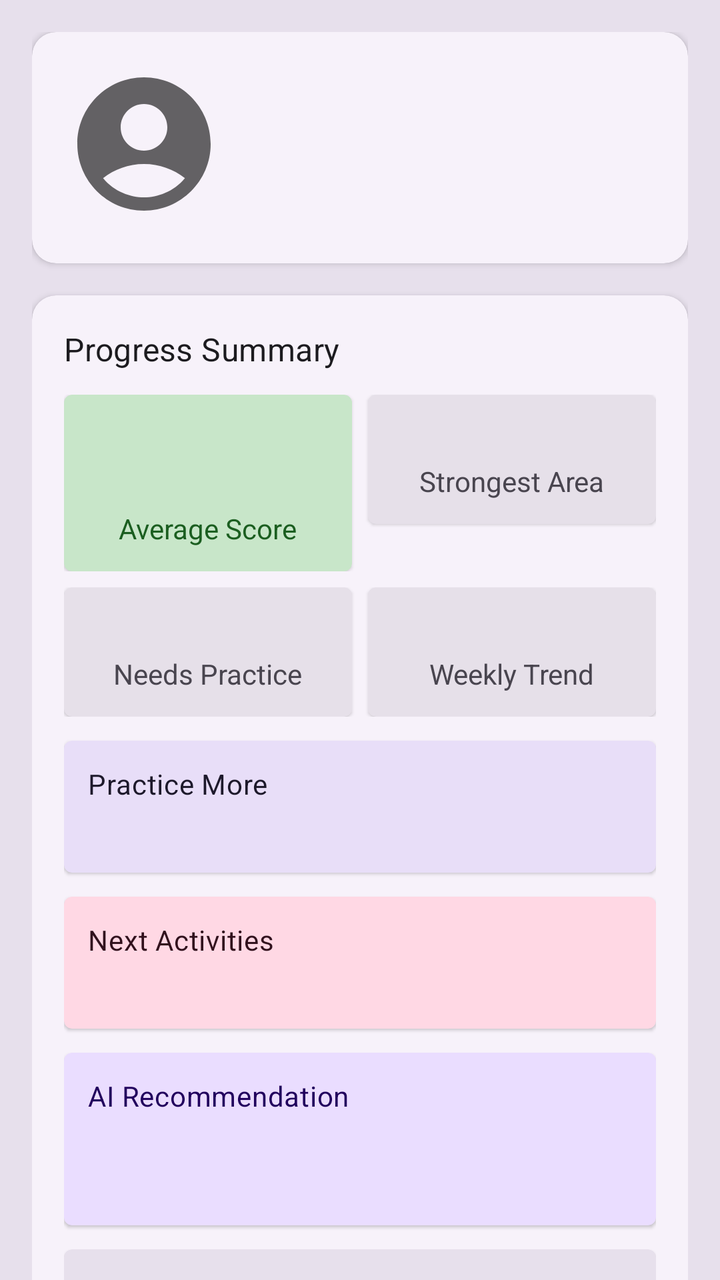
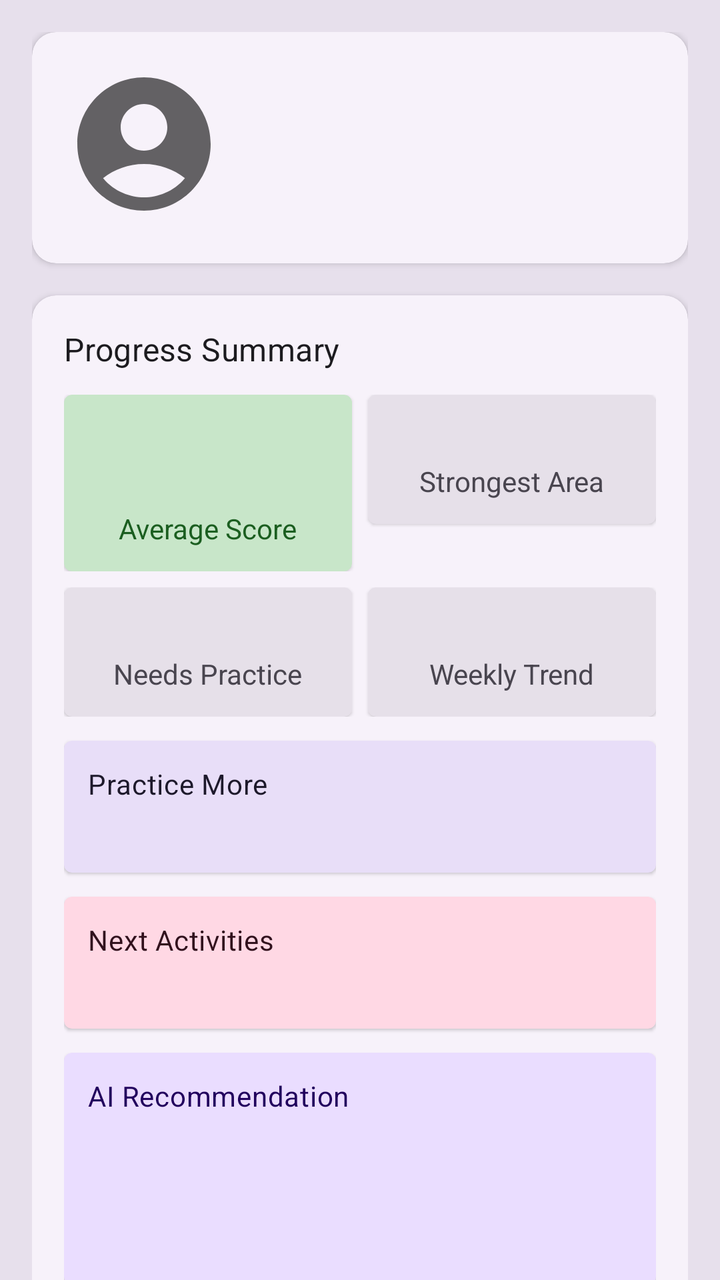

Compare the two renders of this Android layout. The source of the first and the diff that turns it into the second are given below.
<!-- AndroidManifest.xml: application theme Theme.PepperGPTIntegration -->
<!-- res/layout/fragment_child_profile.xml -->
<?xml version="1.0" encoding="utf-8"?>
<androidx.core.widget.NestedScrollView
    xmlns:android="http://schemas.android.com/apk/res/android"
    xmlns:app="http://schemas.android.com/apk/res-auto"
    xmlns:tools="http://schemas.android.com/tools"
    android:layout_width="match_parent"
    android:layout_height="match_parent"
    android:background="@color/surfaceVariant">

    <LinearLayout
        android:layout_width="match_parent"
        android:layout_height="wrap_content"
        android:orientation="vertical"
        android:padding="16dp">

        
        <com.google.android.material.card.MaterialCardView
            android:layout_width="match_parent"
            android:layout_height="wrap_content"
            app:cardBackgroundColor="@color/surfaceContainerLow"
            app:cardCornerRadius="12dp"
            app:cardElevation="2dp">

            <LinearLayout
                android:layout_width="match_parent"
                android:layout_height="wrap_content"
                android:orientation="horizontal"
                android:padding="16dp">

                <ImageView
                    android:id="@+id/childAvatar"
                    android:layout_width="80dp"
                    android:layout_height="80dp"
                    android:src="@drawable/ic_account"
                    android:contentDescription="Child avatar"
                    android:scaleType="centerCrop"
                    app:shapeAppearanceOverlay="@style/CircleImageView"/>

                <LinearLayout
                    android:layout_width="0dp"
                    android:layout_height="wrap_content"
                    android:layout_weight="1"
                    android:layout_marginStart="16dp"
                    android:orientation="vertical">

                    <TextView
                        android:id="@+id/childName"
                        android:layout_width="match_parent"
                        android:layout_height="wrap_content"
                        android:textAppearance="@style/TextAppearance.MaterialComponents.Headline5"
                        android:textColor="@color/onSurface"/>

                    <TextView
                        android:id="@+id/childAge"
                        android:layout_width="match_parent"
                        android:layout_height="wrap_content"
                        android:layout_marginTop="4dp"
                        android:textAppearance="@style/TextAppearance.MaterialComponents.Body1"
                        android:textColor="@color/onSurfaceVariant"/>

                    <TextView
                        android:id="@+id/diagnosisDate"
                        android:layout_width="match_parent"
                        android:layout_height="wrap_content"
                        android:layout_marginTop="4dp"
                        android:textAppearance="@style/TextAppearance.MaterialComponents.Body1"
                        android:textColor="@color/onSurfaceVariant"/>
                </LinearLayout>
            </LinearLayout>
        </com.google.android.material.card.MaterialCardView>

        
        <com.google.android.material.card.MaterialCardView
            android:layout_width="match_parent"
            android:layout_height="wrap_content"
            android:layout_marginTop="16dp"
            app:cardBackgroundColor="@color/surfaceContainerLow"
            app:cardCornerRadius="12dp"
            app:cardElevation="2dp">

            <LinearLayout
                android:layout_width="match_parent"
                android:layout_height="wrap_content"
                android:orientation="vertical"
                android:padding="16dp">

                <TextView
                    android:layout_width="match_parent"
                    android:layout_height="wrap_content"
                    android:text="Progress Summary"
                    android:textAppearance="@style/TextAppearance.MaterialComponents.Subtitle1"
                    android:textColor="@color/onSurface"/>

                <LinearLayout
                    android:layout_width="match_parent"
                    android:layout_height="wrap_content"
                    android:layout_marginTop="12dp"
                    android:orientation="horizontal">

                    <com.google.android.material.card.MaterialCardView
                        android:layout_width="0dp"
                        android:layout_height="wrap_content"
                        android:layout_weight="1"
                        app:cardBackgroundColor="@color/successContainer">

                        <LinearLayout
                            android:layout_width="match_parent"
                            android:layout_height="wrap_content"
                            android:orientation="vertical"
                            android:padding="12dp"
                            android:gravity="center">

                            <TextView
                                android:id="@+id/averageScore"
                                android:layout_width="wrap_content"
                                android:layout_height="wrap_content"
                                android:textAppearance="@style/TextAppearance.MaterialComponents.Headline4"
                                android:textColor="@color/onSuccessContainer"/>

                            <TextView
                                android:layout_width="wrap_content"
                                android:layout_height="wrap_content"
                                android:text="Average Score"
                                android:textColor="@color/onSuccessContainer"/>
                        </LinearLayout>
                    </com.google.android.material.card.MaterialCardView>

                    <Space android:layout_width="8dp" android:layout_height="1dp"/>

                    <com.google.android.material.card.MaterialCardView
                        android:layout_width="0dp"
                        android:layout_height="wrap_content"
                        android:layout_weight="1"
                        app:cardBackgroundColor="@color/surfaceContainerHigh">

                        <LinearLayout
                            android:layout_width="match_parent"
                            android:layout_height="wrap_content"
                            android:orientation="vertical"
                            android:padding="12dp"
                            android:gravity="center">

                            <TextView
                                android:id="@+id/strongestCategory"
                                android:layout_width="wrap_content"
                                android:layout_height="wrap_content"
                                android:textAppearance="@style/TextAppearance.MaterialComponents.Body1"
                                android:textColor="@color/onSurface"
                                android:maxLines="1"
                                android:ellipsize="end"/>

                            <TextView
                                android:layout_width="wrap_content"
                                android:layout_height="wrap_content"
                                android:text="Strongest Area"
                                android:textColor="@color/onSurfaceVariant"/>
                        </LinearLayout>
                    </com.google.android.material.card.MaterialCardView>
                </LinearLayout>

                <LinearLayout
                    android:layout_width="match_parent"
                    android:layout_height="wrap_content"
                    android:layout_marginTop="8dp"
                    android:orientation="horizontal">

                    <com.google.android.material.card.MaterialCardView
                        android:layout_width="0dp"
                        android:layout_height="wrap_content"
                        android:layout_weight="1"
                        app:cardBackgroundColor="@color/surfaceContainerHigh">

                        <LinearLayout
                            android:layout_width="match_parent"
                            android:layout_height="wrap_content"
                            android:orientation="vertical"
                            android:padding="12dp"
                            android:gravity="center">

                            <TextView
                                android:id="@+id/weakestCategory"
                                android:layout_width="wrap_content"
                                android:layout_height="wrap_content"
                                android:textAppearance="@style/TextAppearance.MaterialComponents.Body1"
                                android:textColor="@color/onSurface"
                                android:maxLines="1"
                                android:ellipsize="end"/>

                            <TextView
                                android:layout_width="wrap_content"
                                android:layout_height="wrap_content"
                                android:text="Needs Practice"
                                android:textColor="@color/onSurfaceVariant"/>
                        </LinearLayout>
                    </com.google.android.material.card.MaterialCardView>

                    <Space android:layout_width="8dp" android:layout_height="1dp"/>

                    <com.google.android.material.card.MaterialCardView
                        android:layout_width="0dp"
                        android:layout_height="wrap_content"
                        android:layout_weight="1"
                        app:cardBackgroundColor="@color/surfaceContainerHigh">

                        <LinearLayout
                            android:layout_width="match_parent"
                            android:layout_height="wrap_content"
                            android:orientation="vertical"
                            android:padding="12dp"
                            android:gravity="center">

                            <TextView
                                android:id="@+id/trendIndicator"
                                android:layout_width="wrap_content"
                                android:layout_height="wrap_content"
                                android:textAppearance="@style/TextAppearance.MaterialComponents.Body1"
                                android:textColor="@color/onSurface"/>

                            <TextView
                                android:layout_width="wrap_content"
                                android:layout_height="wrap_content"
                                android:text="Weekly Trend"
                                android:textColor="@color/onSurfaceVariant"/>
                        </LinearLayout>
                    </com.google.android.material.card.MaterialCardView>
                </LinearLayout>

                
                <com.google.android.material.card.MaterialCardView
                    android:layout_width="match_parent"
                    android:layout_height="wrap_content"
                    android:layout_marginTop="12dp"
                    app:cardBackgroundColor="@color/secondaryContainer">

                    <LinearLayout
                        android:layout_width="match_parent"
                        android:layout_height="wrap_content"
                        android:orientation="vertical"
                        android:padding="12dp">

                        <TextView
                            android:layout_width="match_parent"
                            android:layout_height="wrap_content"
                            android:text="Practice More"
                            android:textAppearance="@style/TextAppearance.MaterialComponents.Body2"
                            android:textColor="@color/onSecondaryContainer"/>

                        <TextView
                            android:id="@+id/practiceMoreText"
                            android:layout_width="match_parent"
                            android:layout_height="wrap_content"
                            android:layout_marginTop="4dp"
                            android:textColor="@color/onSecondaryContainer"/>
                    </LinearLayout>
                </com.google.android.material.card.MaterialCardView>

                
                <com.google.android.material.card.MaterialCardView
                    android:layout_width="match_parent"
                    android:layout_height="wrap_content"
                    android:layout_marginTop="12dp"
                    app:cardBackgroundColor="@color/tertiaryContainer">

                    <LinearLayout
                        android:layout_width="match_parent"
                        android:layout_height="wrap_content"
                        android:orientation="vertical"
                        android:padding="12dp">

                        <TextView
                            android:layout_width="match_parent"
                            android:layout_height="wrap_content"
                            android:text="Next Activities"
                            android:textAppearance="@style/TextAppearance.MaterialComponents.Body2"
                            android:textColor="@color/onTertiaryContainer"/>

                        <TextView
                            android:id="@+id/nextActivitiesText"
                            android:layout_width="match_parent"
                            android:layout_height="wrap_content"
                            android:layout_marginTop="4dp"
                            android:textColor="@color/onTertiaryContainer"/>
                    </LinearLayout>
                </com.google.android.material.card.MaterialCardView>

                
                <com.google.android.material.card.MaterialCardView
                    android:layout_width="match_parent"
                    android:layout_height="wrap_content"
                    android:layout_marginTop="12dp"
                    app:cardBackgroundColor="@color/primaryContainer">

                    <LinearLayout
                        android:layout_width="match_parent"
                        android:layout_height="wrap_content"
                        android:orientation="vertical"
                        android:padding="12dp">

                        <TextView
                            android:layout_width="match_parent"
                            android:layout_height="wrap_content"
                            android:text="AI Recommendation"
                            android:textAppearance="@style/TextAppearance.MaterialComponents.Body2"
                            android:textColor="@color/onPrimaryContainer"/>

                        <TextView
                            android:id="@+id/mlRecommendationText"
                            android:layout_width="match_parent"
                            android:layout_height="wrap_content"
                            android:layout_marginTop="4dp"
                            android:textColor="@color/onPrimaryContainer"/>

                        <TextView
                            android:id="@+id/confidenceScoreText"
                            android:layout_width="match_parent"
                            android:layout_height="wrap_content"
                            android:layout_marginTop="4dp"
                            android:textAppearance="@style/TextAppearance.MaterialComponents.Caption"
                            android:textColor="@color/onPrimaryContainer"/>
                    </LinearLayout>
                </com.google.android.material.card.MaterialCardView>

                
                <com.google.android.material.card.MaterialCardView
                    android:layout_width="match_parent"
                    android:layout_height="wrap_content"
                    android:layout_marginTop="12dp"
                    app:cardBackgroundColor="@color/surfaceVariant">

                    <LinearLayout
                        android:layout_width="match_parent"
                        android:layout_height="wrap_content"
                        android:orientation="vertical"
                        android:padding="12dp">

                        <TextView
                            android:layout_width="match_parent"
                            android:layout_height="wrap_content"
                            android:text="Keep Going!"
                            android:textAppearance="@style/TextAppearance.MaterialComponents.Body2"
                            android:textColor="@color/onSurfaceVariant"/>

                        <TextView
                            android:id="@+id/encouragementText"
                            android:layout_width="match_parent"
                            android:layout_height="wrap_content"
                            android:layout_marginTop="4dp"
                            android:textColor="@color/onSurfaceVariant"/>
                    </LinearLayout>
                </com.google.android.material.card.MaterialCardView>
            </LinearLayout>
        </com.google.android.material.card.MaterialCardView>

        
        <com.google.android.material.tabs.TabLayout
            android:id="@+id/tabLayout"
            android:layout_width="match_parent"
            android:layout_height="wrap_content"
            android:layout_marginTop="16dp"
            app:tabMode="scrollable"
            app:tabIndicatorColor="@color/primary"/>

        <androidx.viewpager2.widget.ViewPager2
            android:id="@+id/viewPager"
            android:layout_width="match_parent"
            android:layout_height="400dp"
            android:layout_marginTop="8dp"/>

        
        <com.google.android.material.card.MaterialCardView
            android:layout_width="match_parent"
            android:layout_height="wrap_content"
            android:layout_marginTop="16dp"
            app:cardBackgroundColor="@color/surfaceContainerLow"
            app:cardCornerRadius="12dp"
            app:cardElevation="2dp">

            <LinearLayout
                android:layout_width="match_parent"
                android:layout_height="wrap_content"
                android:orientation="vertical"
                android:padding="16dp">

                <TextView
                    android:layout_width="match_parent"
                    android:layout_height="wrap_content"
                    android:text="Notes"
                    android:textAppearance="@style/TextAppearance.MaterialComponents.Subtitle1"
                    android:textColor="@color/onSurface"/>

                <TextView
                    android:id="@+id/childNotes"
                    android:layout_width="match_parent"
                    android:layout_height="wrap_content"
                    android:layout_marginTop="8dp"
                    android:textColor="@color/onSurfaceVariant"
                    android:textAppearance="@style/TextAppearance.MaterialComponents.Body1"/>
            </LinearLayout>
        </com.google.android.material.card.MaterialCardView>
    </LinearLayout>
</androidx.core.widget.NestedScrollView>
<!-- resources referenced by this layout -->
<resources>
  <color name="onPrimaryContainer">#21005D</color>
  <color name="onSecondaryContainer">#1D192B</color>
  <color name="onSuccessContainer">#1B5E20</color>
  <color name="onSurface">#1C1B1F</color>
  <color name="onSurfaceVariant">#49454F</color>
  <color name="onTertiaryContainer">#31111D</color>
  <color name="primary">#6750A4</color>
  <color name="primaryContainer">#EADDFF</color>
  <color name="secondaryContainer">#E8DEF8</color>
  <color name="successContainer">#C8E6C9</color>
  <color name="surfaceContainerHigh">#E6E0E9</color>
  <color name="surfaceContainerLow">#F7F2FA</color>
  <color name="surfaceVariant">#E7E0EC</color>
  <color name="tertiaryContainer">#FFD8E4</color>
  <!-- drawable ic_account (drawable) -->
  <vector xmlns:android="http://schemas.android.com/apk/res/android"
      android:width="24dp"
      android:height="24dp"
      android:viewportWidth="24"
      android:viewportHeight="24"
      android:tint="?attr/colorControlNormal">
    <path
        android:fillColor="@android:color/white"
        android:pathData="M12,2C6.48,2 2,6.48 2,12s4.48,10 10,10s10,-4.48 10,-10S17.52,2 12,2zM12,6c1.93,0 3.5,1.57 3.5,3.5S13.93,13 12,13s-3.5,-1.57 -3.5,-3.5S10.07,6 12,6zM12,20c-2.03,0 -4.43,-0.82 -6.14,-2.88C7.55,15.8 9.68,15 12,15s4.45,0.8 6.14,2.12C16.43,19.18 14.03,20 12,20z"/>
  </vector>
  <style name="CircleImageView" parent="ShapeAppearance.MaterialComponents.MediumComponent">
          <item name="cornerFamily">rounded</item>
          <item name="cornerSize">50%</item>
      </style>
  <style name="Theme.PepperGPTIntegration" parent="Theme.MaterialComponents.DayNight.DarkActionBar">
          
          <item name="colorPrimary">#6EC6FF</item>
          <item name="colorPrimaryVariant">@color/purple_700</item>
          <item name="colorOnPrimary">@color/white</item>
          
          <item name="colorSecondary">@color/teal_200</item>
          <item name="colorSecondaryVariant">@color/teal_700</item>
          <item name="colorOnSecondary">@color/black</item>
  
          
          <item name="android:statusBarColor" tools:targetApi="l">?attr/colorPrimaryVariant</item>
          
  
          <item name="android:navigationBarColor">?attr/colorSurface</item>
      </style>
  <color name="purple_700">#FF3700B3</color>
  <color name="white">#FFFFFFFF</color>
  <color name="teal_200">#FF03DAC5</color>
  <color name="teal_700">#FF018786</color>
  <color name="black">#FF000000</color>
</resources>

<!-- the commit's change to res/layout/fragment_child_profile.xml (unified diff, before → after) -->
@@ -297,10 +297,19 @@
                         android:padding="12dp">
 
                         <TextView
+                            android:id="@+id/aIRecommendationText"
                             android:layout_width="match_parent"
                             android:layout_height="wrap_content"
                             android:text="AI Recommendation"
                             android:textAppearance="@style/TextAppearance.MaterialComponents.Body2"
+                            android:textColor="@color/onPrimaryContainer"/>
+
+                        <TextView
+                            android:id="@+id/aIRecommendationContent"
+                            android:layout_width="match_parent"
+                            android:layout_height="wrap_content"
+                            android:layout_marginTop="8dp"
+                            android:textAppearance="@style/TextAppearance.MaterialComponents.Body1"
                             android:textColor="@color/onPrimaryContainer"/>
 
                         <TextView
